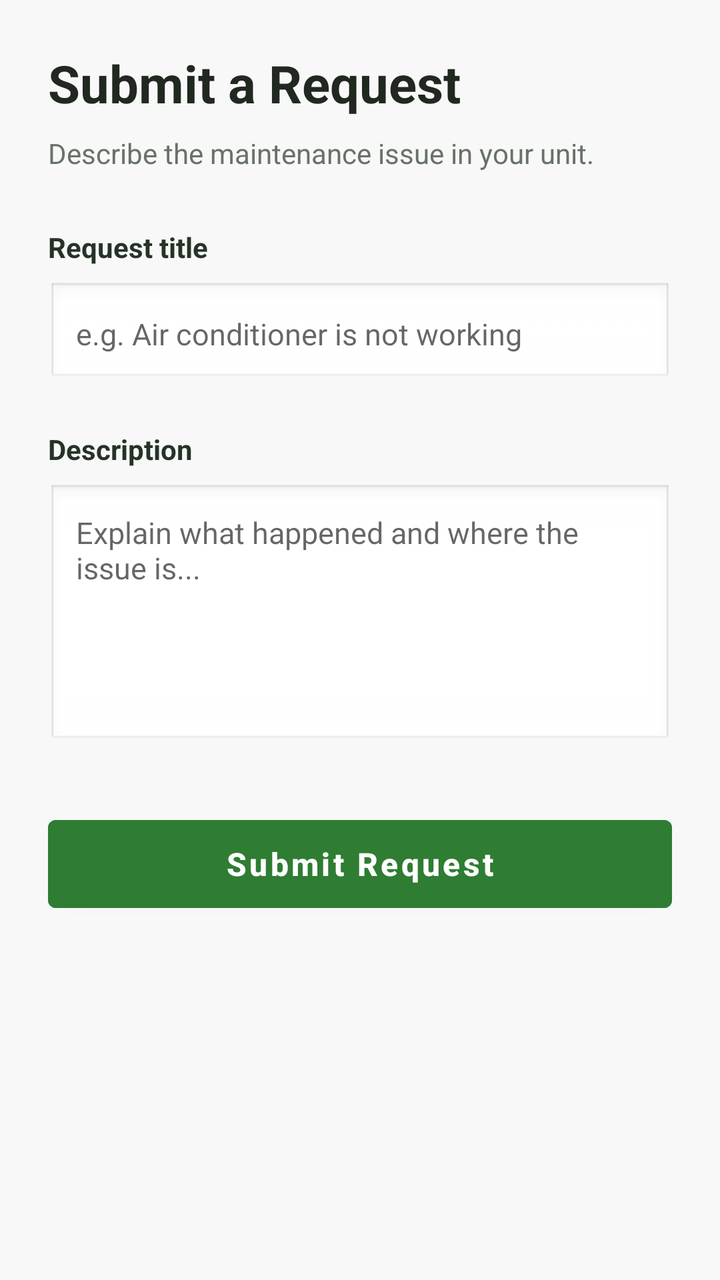
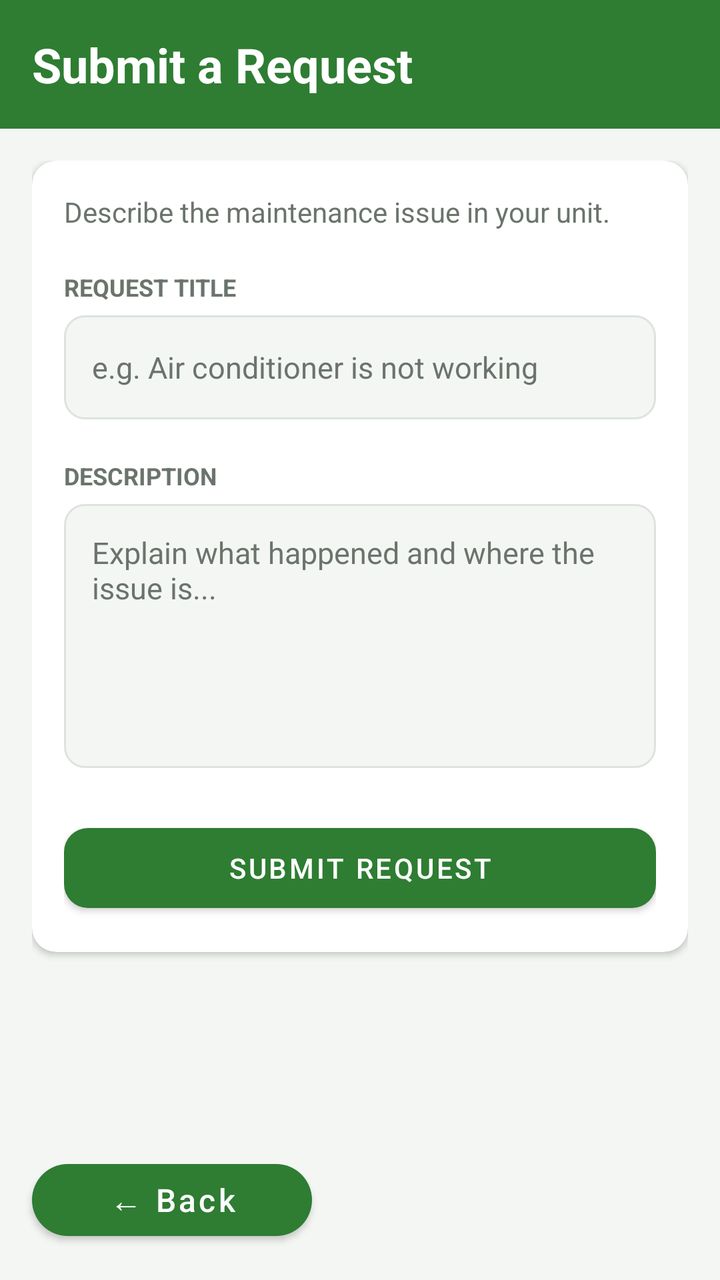

Compare the two renders of this Android layout. The source of the first and the diff that turns it into the second are given below.
<!-- AndroidManifest.xml: application theme Theme.FixIt -->
<!-- res/layout/activity_new_request.xml -->
<?xml version="1.0" encoding="utf-8"?>
<ScrollView xmlns:android="http://schemas.android.com/apk/res/android"
    android:layout_width="match_parent"
    android:layout_height="match_parent"
    android:fillViewport="true"
    android:background="#F7F8F7">

    <LinearLayout
        android:layout_width="match_parent"
        android:layout_height="wrap_content"
        android:orientation="vertical"
        android:padding="24dp">

        <TextView
            android:layout_width="match_parent"
            android:layout_height="wrap_content"
            android:text="Submit a Request"
            android:textColor="#202820"
            android:textSize="26sp"
            android:textStyle="bold"
            android:layout_marginBottom="8dp" />

        <TextView
            android:layout_width="match_parent"
            android:layout_height="wrap_content"
            android:text="Describe the maintenance issue in your unit."
            android:textColor="#687268"
            android:textSize="14sp"
            android:layout_marginBottom="28dp" />

        <TextView
            android:layout_width="match_parent"
            android:layout_height="wrap_content"
            android:text="Request title"
            android:textColor="#263326"
            android:textStyle="bold"
            android:textSize="14sp"
            android:layout_marginBottom="8dp" />

        <EditText
            android:id="@+id/etTitle"
            android:layout_width="match_parent"
            android:layout_height="wrap_content"
            android:minHeight="52dp"
            android:padding="14dp"
            android:background="@android:drawable/edit_text"
            android:hint="e.g. Air conditioner is not working"
            android:inputType="textCapSentences"
            android:maxLines="1"
            android:textSize="15sp" />

        <TextView
            android:layout_width="match_parent"
            android:layout_height="wrap_content"
            android:text="Description"
            android:textColor="#263326"
            android:textStyle="bold"
            android:textSize="14sp"
            android:layout_marginTop="22dp"
            android:layout_marginBottom="8dp" />

        <EditText
            android:id="@+id/etDescription"
            android:layout_width="match_parent"
            android:layout_height="wrap_content"
            android:minHeight="132dp"
            android:gravity="top|start"
            android:padding="14dp"
            android:background="@android:drawable/edit_text"
            android:hint="Explain what happened and where the issue is..."
            android:inputType="textCapSentences|textMultiLine"
            android:minLines="4"
            android:maxLines="8"
            android:textSize="15sp" />

        <Button
            android:id="@+id/btnSubmit"
            android:layout_width="match_parent"
            android:layout_height="56dp"
            android:layout_marginTop="30dp"
            android:text="Submit Request"
            android:textAllCaps="false"
            android:textSize="16sp"
            android:textStyle="bold"
            android:textColor="#FFFFFF"
            android:backgroundTint="#2E7D32" />

    </LinearLayout>
</ScrollView>
<!-- resources referenced by this layout -->
<resources>
  <style name="Theme.FixIt" parent="Theme.MaterialComponents.DayNight.NoActionBar">
          <item name="colorPrimary">@color/fixit_primary</item>
          <item name="colorPrimaryDark">@color/fixit_primary_dark</item>
          <item name="colorAccent">@color/fixit_accent</item>
      </style>
  <color name="fixit_primary">#2E7D32</color>
  <color name="fixit_primary_dark">#1B5E20</color>
  <color name="fixit_accent">#FFA000</color>
</resources>

<!-- the commit's change to res/layout/activity_new_request.xml (unified diff, before → after) -->
@@ -1,89 +1,120 @@
 <?xml version="1.0" encoding="utf-8"?>
-<ScrollView xmlns:android="http://schemas.android.com/apk/res/android"
+<LinearLayout xmlns:android="http://schemas.android.com/apk/res/android"
+    xmlns:app="http://schemas.android.com/apk/res-auto"
     android:layout_width="match_parent"
     android:layout_height="match_parent"
-    android:fillViewport="true"
-    android:background="#F7F8F7">
+    android:background="@color/fixit_background"
+    android:orientation="vertical">
 
-    <LinearLayout
+    <TextView
+        android:id="@+id/tvFormTitle"
+        style="@style/Widget.FixIt.TitleBar"
         android:layout_width="match_parent"
         android:layout_height="wrap_content"
-        android:orientation="vertical"
-        android:padding="24dp">
+        android:text="Submit a Request" />
 
-        <TextView
+    <ScrollView
+        android:layout_width="match_parent"
+        android:layout_height="0dp"
+        android:layout_weight="1"
+        android:fillViewport="true">
+
+        <LinearLayout
             android:layout_width="match_parent"
             android:layout_height="wrap_content"
-            android:text="Submit a Request"
-            android:textColor="#202820"
-            android:textSize="26sp"
-            android:textStyle="bold"
-            android:layout_marginBottom="8dp" />
+            android:orientation="vertical"
+            android:padding="16dp">
 
-        <TextView
-            android:layout_width="match_parent"
-            android:layout_height="wrap_content"
-            android:text="Describe the maintenance issue in your unit."
-            android:textColor="#687268"
-            android:textSize="14sp"
-            android:layout_marginBottom="28dp" />
+            <androidx.cardview.widget.CardView
+                style="@style/Widget.FixIt.Card"
+                android:layout_width="match_parent"
+                android:layout_height="wrap_content">
 
-        <TextView
-            android:layout_width="match_parent"
-            android:layout_height="wrap_content"
-            android:text="Request title"
-            android:textColor="#263326"
-            android:textStyle="bold"
-            android:textSize="14sp"
-            android:layout_marginBottom="8dp" />
+                <LinearLayout
+                    android:layout_width="match_parent"
+                    android:layout_height="wrap_content"
+                    android:orientation="vertical"
+                    android:padding="16dp">
 
-        <EditText
-            android:id="@+id/etTitle"
-            android:layout_width="match_parent"
-            android:layout_height="wrap_content"
-            android:minHeight="52dp"
-            android:padding="14dp"
-            android:background="@android:drawable/edit_text"
-            android:hint="e.g. Air conditioner is not working"
-            android:inputType="textCapSentences"
-            android:maxLines="1"
-            android:textSize="15sp" />
+                    <TextView
+                        android:layout_width="match_parent"
+                        android:layout_height="wrap_content"
+                        android:layout_marginBottom="20dp"
+                        android:text="Describe the maintenance issue in your unit."
+                        android:textColor="@color/fixit_text_secondary"
+                        android:textSize="14sp" />
 
-        <TextView
-            android:layout_width="match_parent"
-            android:layout_height="wrap_content"
-            android:text="Description"
-            android:textColor="#263326"
-            android:textStyle="bold"
-            android:textSize="14sp"
-            android:layout_marginTop="22dp"
-            android:layout_marginBottom="8dp" />
+                    <TextView
+                        android:layout_width="match_parent"
+                        android:layout_height="wrap_content"
+                        android:layout_marginBottom="6dp"
+                        android:text="REQUEST TITLE"
+                        android:textColor="@color/fixit_text_secondary"
+                        android:textSize="12sp"
+                        android:textStyle="bold" />
 
-        <EditText
-            android:id="@+id/etDescription"
-            android:layout_width="match_parent"
-            android:layout_height="wrap_content"
-            android:minHeight="132dp"
-            android:gravity="top|start"
-            android:padding="14dp"
-            android:background="@android:drawable/edit_text"
-            android:hint="Explain what happened and where the issue is..."
-            android:inputType="textCapSentences|textMultiLine"
-            android:minLines="4"
-            android:maxLines="8"
-            android:textSize="15sp" />
+                    <EditText
+                        android:id="@+id/etTitle"
+                        style="@style/Widget.FixIt.Input"
+                        android:layout_width="match_parent"
+                        android:layout_height="wrap_content"
+                        android:hint="e.g. Air conditioner is not working"
+                        android:inputType="textCapSentences"
+                        android:maxLines="1" />
 
-        <Button
-            android:id="@+id/btnSubmit"
-            android:layout_width="match_parent"
-            android:layout_height="56dp"
-            android:layout_marginTop="30dp"
-            android:text="Submit Request"
-            android:textAllCaps="false"
-            android:textSize="16sp"
-            android:textStyle="bold"
-            android:textColor="#FFFFFF"
-            android:backgroundTint="#2E7D32" />
+                    <TextView
+                        android:layout_width="match_parent"
+                        android:layout_height="wrap_content"
+                        android:layout_marginTop="20dp"
+                        android:layout_marginBottom="6dp"
+                        android:text="DESCRIPTION"
+                        android:textColor="@color/fixit_text_secondary"
+                        android:textSize="12sp"
+                        android:textStyle="bold" />
 
-    </LinearLayout>
-</ScrollView>
+                    <EditText
+                        android:id="@+id/etDescription"
+                        style="@style/Widget.FixIt.Input"
+                        android:layout_width="match_parent"
+                        android:layout_height="wrap_content"
+                        android:gravity="top|start"
+                        android:hint="Explain what happened and where the issue is..."
+                        android:inputType="textCapSentences|textMultiLine"
+                        android:minHeight="132dp"
+                        android:minLines="4"
+                        android:maxLines="8" />
+
+                    <Button
+                        android:id="@+id/btnSubmit"
+                        style="@style/Widget.FixIt.Button.Primary"
+                        android:layout_width="match_parent"
+                        android:layout_height="wrap_content"
+                        android:layout_marginTop="24dp"
+                        android:text="Submit Request" />
+
+                    <Button
+                        android:id="@+id/btnDelete"
+                        style="@style/Widget.FixIt.Button.Secondary"
+                        android:layout_width="match_parent"
+                        android:layout_height="wrap_content"
+                        android:layout_marginTop="10dp"
+                        android:text="Delete Request"
+                        android:textColor="@color/fixit_danger"
+                        android:visibility="gone"
+                        app:strokeColor="@color/fixit_danger" />
+                </LinearLayout>
+            </androidx.cardview.widget.CardView>
+        </LinearLayout>
+    </ScrollView>
+
+    <Button
+        android:id="@+id/btnBack"
+        style="@style/Widget.FixIt.Button.Back"
+        android:layout_width="wrap_content"
+        android:layout_height="wrap_content"
+        android:layout_gravity="start"
+        android:layout_marginStart="16dp"
+        android:layout_marginTop="8dp"
+        android:layout_marginBottom="16dp"
+        android:text="&#8592; Back" />
+</LinearLayout>
<!-- resource entries referenced after the edit -->
@@ -1,12 +1,68 @@
 <!-- resources referenced by this layout -->
 <resources>
+  <color name="fixit_background">#F4F6F4</color>
+  <color name="fixit_danger">#C62828</color>
+  <color name="fixit_text_secondary">#6B746C</color>
+  <style name="Widget.FixIt.Button.Back" parent="Widget.MaterialComponents.Button">
+          <item name="backgroundTint">@color/fixit_primary</item>
+          <item name="android:textColor">@color/white</item>
+          <item name="android:textAllCaps">false</item>
+          <item name="android:textSize">16sp</item>
+          <item name="android:minWidth">140dp</item>
+          <item name="cornerRadius">50dp</item>
+      </style>
+  <style name="Widget.FixIt.Button.Primary" parent="Widget.MaterialComponents.Button">
+          <item name="backgroundTint">@color/fixit_primary</item>
+          <item name="android:textColor">@color/white</item>
+          <item name="android:minHeight">52dp</item>
+          <item name="cornerRadius">12dp</item>
+      </style>
+  <style name="Widget.FixIt.Button.Secondary" parent="Widget.MaterialComponents.Button.OutlinedButton">
+          <item name="strokeColor">@color/fixit_primary</item>
+          <item name="android:textColor">@color/fixit_primary</item>
+          <item name="android:minHeight">52dp</item>
+          <item name="cornerRadius">12dp</item>
+      </style>
+  <style name="Widget.FixIt.Card" parent="">
+          <item name="cardBackgroundColor">@color/white</item>
+          <item name="cardCornerRadius">12dp</item>
+          <item name="cardElevation">2dp</item>
+      </style>
+  <style name="Widget.FixIt.Input" parent="Widget.AppCompat.EditText">
+          <item name="android:background">@drawable/bg_input</item>
+          <item name="android:padding">14dp</item>
+          <item name="android:minHeight">52dp</item>
+          <item name="android:textSize">15sp</item>
+          <item name="android:textColor">@color/fixit_text</item>
+          <item name="android:textColorHint">@color/fixit_text_secondary</item>
+      </style>
+  <style name="Widget.FixIt.TitleBar" parent="">
+          <item name="android:background">@color/fixit_primary</item>
+          <item name="android:padding">16dp</item>
+          <item name="android:textColor">@color/white</item>
+          <item name="android:textSize">24sp</item>
+          <item name="android:textStyle">bold</item>
+      </style>
   <style name="Theme.FixIt" parent="Theme.MaterialComponents.DayNight.NoActionBar">
           <item name="colorPrimary">@color/fixit_primary</item>
           <item name="colorPrimaryDark">@color/fixit_primary_dark</item>
           <item name="colorAccent">@color/fixit_accent</item>
       </style>
   <color name="fixit_primary">#2E7D32</color>
+  <color name="white">#FFFFFFFF</color>
+  <!-- drawable bg_input (drawable) -->
+  <?xml version="1.0" encoding="utf-8"?>
+  <shape xmlns:android="http://schemas.android.com/apk/res/android"
+      android:shape="rectangle">
+      <solid android:color="@color/fixit_background" />
+      <stroke
+          android:width="1dp"
+          android:color="@color/fixit_stroke" />
+      <corners android:radius="10dp" />
+  </shape>
+  <color name="fixit_text">#1C211D</color>
   <color name="fixit_primary_dark">#1B5E20</color>
   <color name="fixit_accent">#FFA000</color>
+  <color name="fixit_stroke">#DDE3DD</color>
 </resources>
 
